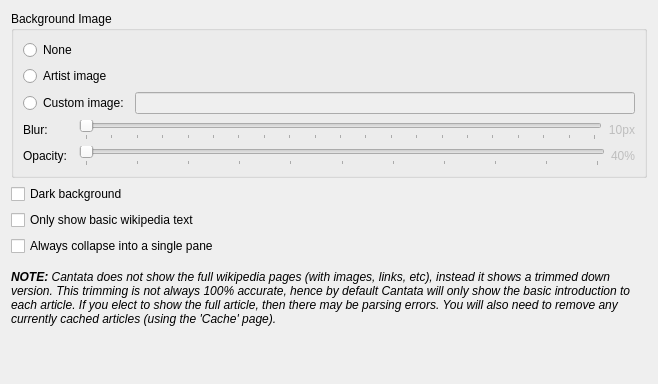
First picture: the form in context/othersettings.ui, repository CDrummond/cantata, before the edit.
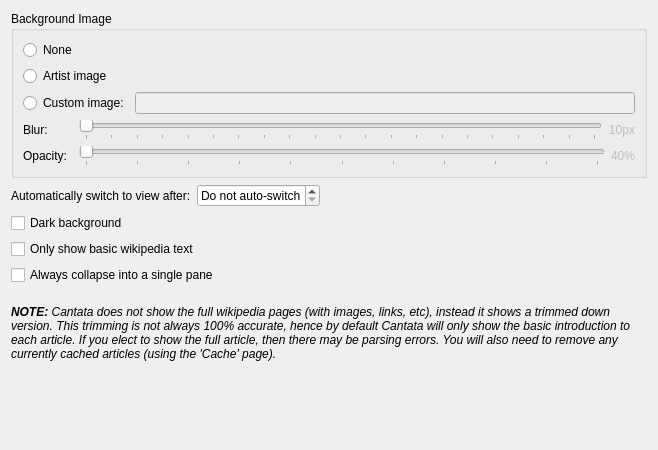
Second picture: the form after the edit. Custom widgets are drawn as their Qt base class.

Commit message: Add option to auto-switch to context view X seconds after playback starts, and switch back X seconds after stopped. BUG: 406

The edit to the form file:
```diff
--- a/context/othersettings.ui
+++ b/context/othersettings.ui
@@ -7,11 +7,14 @@
     <x>0</x>
     <y>0</y>
     <width>658</width>
-    <height>384</height>
+    <height>450</height>
    </rect>
   </property>
-  <layout class="QVBoxLayout" name="verticalLayout">
-   <item>
+  <layout class="QFormLayout" name="formLayout">
+   <property name="fieldGrowthPolicy">
+    <enum>QFormLayout::ExpandingFieldsGrow</enum>
+   </property>
+   <item row="0" column="0" colspan="2">
     <widget class="QGroupBox" name="groupBox">
      <property name="sizePolicy">
       <sizepolicy hsizetype="MinimumExpanding" vsizetype="Preferred">
@@ -158,28 +161,54 @@
      </layout>
     </widget>
    </item>
-   <item>
+   <item row="1" column="0">
+    <widget class="BuddyLabel" name="contextSwitchTimeLabel">
+     <property name="text">
+      <string>Automatically switch to view after:</string>
+     </property>
+     <property name="buddy">
+      <cstring>contextSwitchTime</cstring>
+     </property>
+    </widget>
+   </item>
+   <item row="1" column="1">
+    <widget class="QSpinBox" name="contextSwitchTime">
+     <property name="specialValueText">
+      <string>Do not auto-switch</string>
+     </property>
+     <property name="suffix">
+      <string> ms</string>
+     </property>
+     <property name="maximum">
+      <number>5000</number>
+     </property>
+     <property name="singleStep">
+      <number>500</number>
+     </property>
+    </widget>
+   </item>
+   <item row="2" column="0" colspan="2">
     <widget class="QCheckBox" name="contextDarkBackground">
      <property name="text">
       <string>Dark background</string>
      </property>
     </widget>
    </item>
-   <item>
+   <item row="3" column="0" colspan="2">
     <widget class="QCheckBox" name="wikipediaIntroOnly">
      <property name="text">
       <string>Only show basic wikipedia text</string>
      </property>
     </widget>
    </item>
-   <item>
+   <item row="4" column="0" colspan="2">
     <widget class="QCheckBox" name="contextAlwaysCollapsed">
      <property name="text">
       <string>Always collapse into a single pane</string>
      </property>
     </widget>
    </item>
-   <item>
+   <item row="5" column="1">
     <spacer name="verticalSpacer">
      <property name="orientation">
       <enum>Qt::Vertical</enum>
@@ -195,7 +224,7 @@
      </property>
     </spacer>
    </item>
-   <item>
+   <item row="6" column="0" colspan="2">
     <widget class="StateLabel" name="wikipediaIntroOnlyNote">
      <property name="sizePolicy">
       <sizepolicy hsizetype="Preferred" vsizetype="Maximum">
@@ -214,7 +243,7 @@
      </property>
     </widget>
    </item>
-   <item>
+   <item row="7" column="1">
     <spacer name="verticalSpacer_2">
      <property name="orientation">
       <enum>Qt::Vertical</enum>
@@ -233,6 +262,11 @@
   </layout>
  </widget>
  <customwidgets>
+ <customwidget>
+  <class>BuddyLabel</class>
+  <extends>QLabel</extends>
+  <header>buddylabel.h</header>
+ </customwidget>
   <customwidget>
    <class>StateLabel</class>
    <extends>QLabel</extends>
```
The commit also changes 4 other files.
